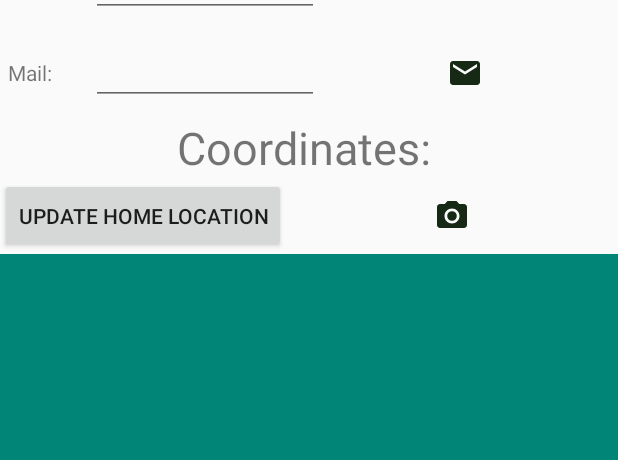
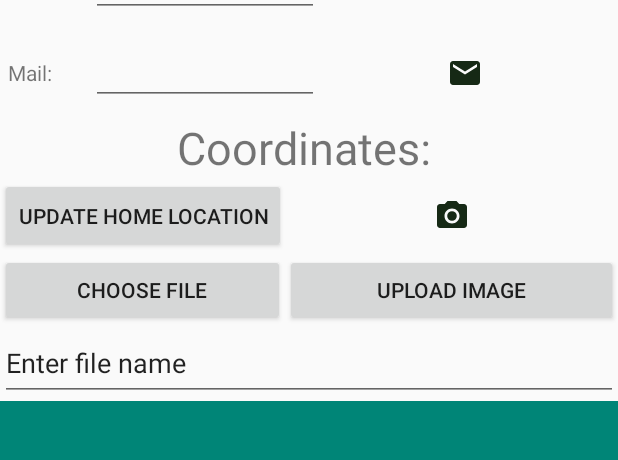
Before and after one commit to pallemjensen/MainPhoneApp, an Android app: the layout activity_detail.xml on its own in the app's theme, with its tools: preview values and no code run, on a phone screen of 412 x 824 dp, the part 275-735 px from its top. Run offline under Robolectric (Android 15) with nearby library versions, the phone set to English and light mode, and no system bars.

Commit message:
upload picture to Firestore

```diff
--- a/app/build.gradle
+++ b/app/build.gradle
@@ -30,7 +30,7 @@ dependencies {
     implementation 'com.google.android.gms:play-services-tasks:16.0.1'
 
     implementation 'com.firebase:geofire-android:2.3.1'
-
+    implementation 'com.squareup.picasso:picasso:2.71828'
     implementation 'com.google.firebase:firebase-core'
     implementation 'com.google.firebase:firebase-firestore'
     implementation 'com.google.firebase:firebase-storage'
@@ -38,6 +38,9 @@ dependencies {
     implementation 'com.google.firebase:firebase-messaging'
     implementation 'com.google.firebase:firebase-functions'
 
+    implementation 'com.google.firebase:firebase-storage:16.0.4'
+    implementation 'com.google.firebase:firebase-auth:16.0.5'
+    implementation 'com.google.firebase:firebase-database:16.0.4'
     androidTestImplementation 'com.android.support.test:runner:1.0.2'
     androidTestImplementation 'com.android.support.test.espresso:espresso-core:3.0.2'
     testImplementation 'junit:junit:4.12'
--- a/app/src/main/res/layout/activity_detail.xml
+++ b/app/src/main/res/layout/activity_detail.xml
@@ -149,8 +149,31 @@
                 android:layout_weight="1"
                 android:maxWidth="@dimen/activity_horizontal_margin"
                 android:src="@drawable/ic_photo" />
+
+
+
         </LinearLayout>
 
+        <LinearLayout>
+
+        <Button
+            android:id="@+id/BtnChooseImage"
+            android:layout_width="190dp"
+            android:layout_height="match_parent"
+            android:text="Choose File" />
+
+        <Button
+            android:id="@+id/BtnUploadImage"
+            android:layout_width="match_parent"
+            android:layout_height="match_parent"
+            android:text="Upload Image"/>
+
+        </LinearLayout>
+        <EditText
+            android:id="@+id/EditTextFileName"
+            android:layout_width="match_parent"
+            android:layout_height="50dp"
+            android:text="Enter file name" />
 
         <ImageView
             android:id="@+id/imgView"
```
Also changed, not shown: app/src/main/java/com/example/mainphoneapp/DetailActivity.java (+105 -2 lines), app/src/main/java/com/example/mainphoneapp/Helper/Upload.java (added, +37 -0 lines).
